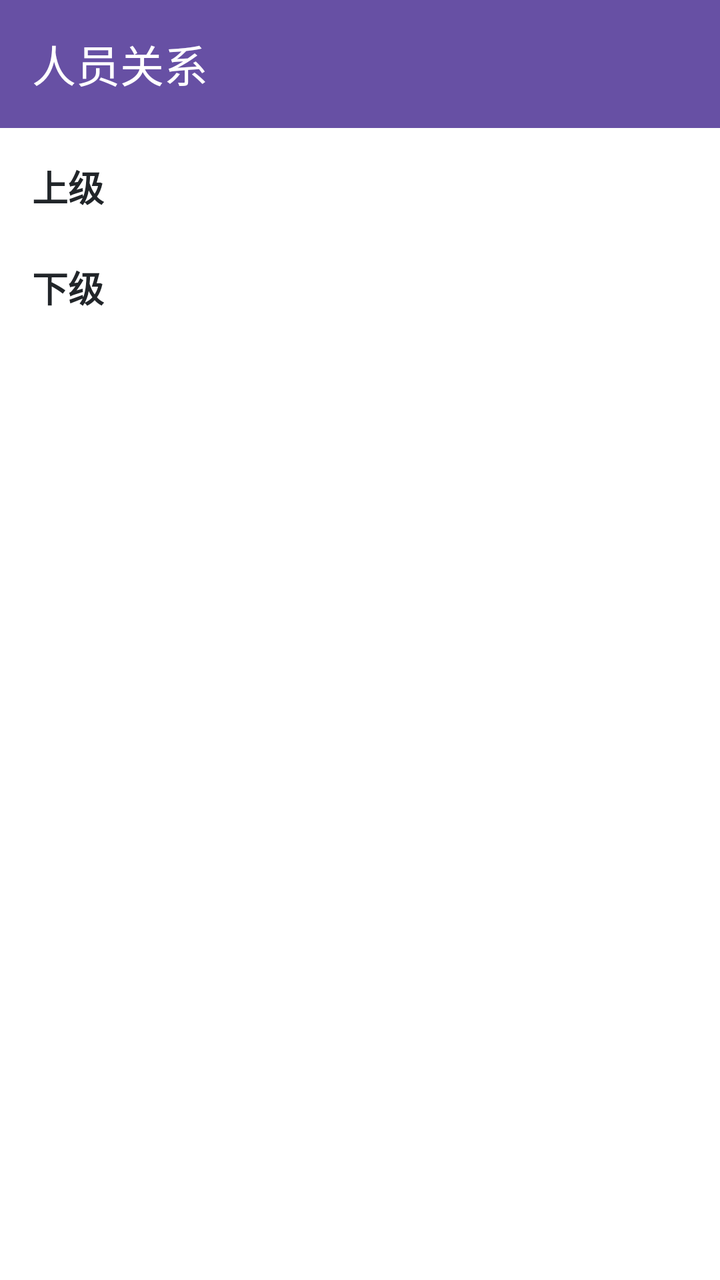
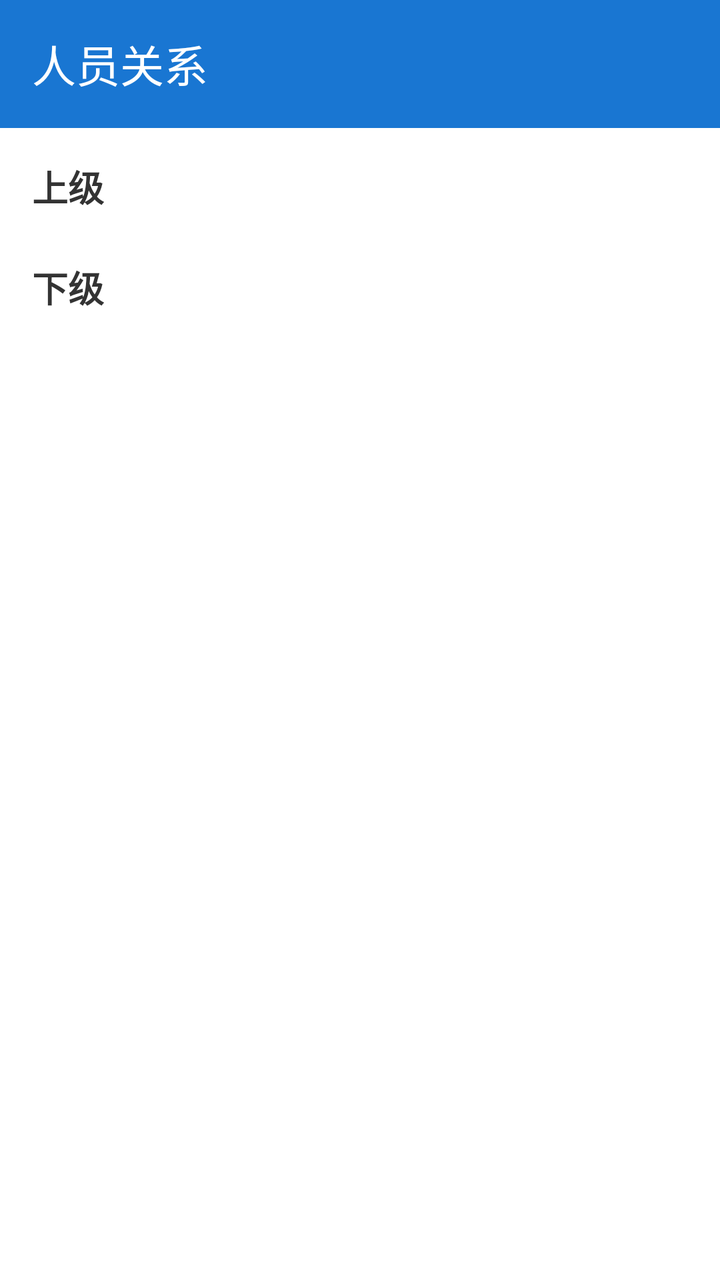

Before-and-after screenshots of an Android layout around one commit, followed by the original layout XML and the change that was made.
<!-- AndroidManifest.xml: application theme Theme.Project_Pandora -->
<!-- res/layout/activity_user_relation.xml -->
<?xml version="1.0" encoding="utf-8"?>
<LinearLayout xmlns:android="http://schemas.android.com/apk/res/android"
    xmlns:app="http://schemas.android.com/apk/res-auto"
    android:layout_width="match_parent"
    android:layout_height="match_parent"
    android:orientation="vertical"
    android:background="@android:color/white">

    <com.google.android.material.appbar.MaterialToolbar
        android:id="@+id/toolbar"
        android:layout_width="match_parent"
        android:layout_height="wrap_content"
        android:background="?attr/colorPrimary"
        app:title="人员关系"
        app:titleTextColor="@android:color/white" />

    <ScrollView
        android:layout_width="match_parent"
        android:layout_height="match_parent">

        <LinearLayout
            android:layout_width="match_parent"
            android:layout_height="wrap_content"
            android:orientation="vertical"
            android:padding="16dp">

            <LinearLayout
                android:id="@+id/superiorsSection"
                android:layout_width="match_parent"
                android:layout_height="wrap_content"
                android:orientation="vertical"
                android:layout_marginBottom="16dp">

                <TextView
                    android:layout_width="wrap_content"
                    android:layout_height="wrap_content"
                    android:text="上级"
                    android:textSize="18sp"
                    android:textStyle="bold"
                    android:textColor="#212529"
                    android:layout_marginBottom="8dp" />

                <androidx.recyclerview.widget.RecyclerView
                    android:id="@+id/recyclerSuperiors"
                    android:layout_width="match_parent"
                    android:layout_height="wrap_content"
                    android:nestedScrollingEnabled="false" />
            </LinearLayout>

            <LinearLayout
                android:id="@+id/subordinatesSection"
                android:layout_width="match_parent"
                android:layout_height="wrap_content"
                android:orientation="vertical">

                <TextView
                    android:layout_width="wrap_content"
                    android:layout_height="wrap_content"
                    android:text="下级"
                    android:textSize="18sp"
                    android:textStyle="bold"
                    android:textColor="#212529"
                    android:layout_marginBottom="8dp" />

                <androidx.recyclerview.widget.RecyclerView
                    android:id="@+id/recyclerSubordinates"
                    android:layout_width="match_parent"
                    android:layout_height="wrap_content"
                    android:nestedScrollingEnabled="false" />
            </LinearLayout>

            <TextView
                android:id="@+id/textEmpty"
                android:layout_width="match_parent"
                android:layout_height="wrap_content"
                android:text="暂无人员关系数据"
                android:textSize="16sp"
                android:textColor="#888888"
                android:gravity="center"
                android:padding="32dp"
                android:visibility="gone" />

            <TextView
                android:id="@+id/textError"
                android:layout_width="match_parent"
                android:layout_height="wrap_content"
                android:text="加载失败，请重试"
                android:textSize="16sp"
                android:textColor="#F44336"
                android:gravity="center"
                android:padding="32dp"
                android:visibility="gone" />

            <Button
                android:id="@+id/btnRetry"
                android:layout_width="wrap_content"
                android:layout_height="wrap_content"
                android:text="重试"
                android:layout_gravity="center"
                android:visibility="gone" />

        </LinearLayout>
    </ScrollView>
</LinearLayout>
<!-- resources referenced by this layout -->
<resources>
  <style name="Theme.Project_Pandora" parent="Base.Theme.Project_Pandora" />
  <style name="Base.Theme.Project_Pandora" parent="Theme.Material3.DayNight.NoActionBar">
          
          
      </style>
</resources>

<!-- the commit's change to res/layout/activity_user_relation.xml (unified diff, before → after) -->
@@ -4,7 +4,7 @@
     android:layout_width="match_parent"
     android:layout_height="match_parent"
     android:orientation="vertical"
-    android:background="@android:color/white">
+    android:background="?attr/colorSurface">
 
     <com.google.android.material.appbar.MaterialToolbar
         android:id="@+id/toolbar"
@@ -37,7 +37,7 @@
                     android:text="上级"
                     android:textSize="18sp"
                     android:textStyle="bold"
-                    android:textColor="#212529"
+                    android:textColor="@color/color_text_primary"
                     android:layout_marginBottom="8dp" />
 
                 <androidx.recyclerview.widget.RecyclerView
@@ -59,7 +59,7 @@
                     android:text="下级"
                     android:textSize="18sp"
                     android:textStyle="bold"
-                    android:textColor="#212529"
+                    android:textColor="@color/color_text_primary"
                     android:layout_marginBottom="8dp" />
 
                 <androidx.recyclerview.widget.RecyclerView
@@ -75,7 +75,7 @@
                 android:layout_height="wrap_content"
                 android:text="暂无人员关系数据"
                 android:textSize="16sp"
-                android:textColor="#888888"
+                android:textColor="@color/color_text_secondary"
                 android:gravity="center"
                 android:padding="32dp"
                 android:visibility="gone" />
<!-- resource entries referenced after the edit -->
@@ -1,9 +1,21 @@
 <!-- resources referenced by this layout -->
 <resources>
+  <color name="color_text_primary">#FF333333</color>
+  <color name="color_text_secondary">#FF888888</color>
   <style name="Theme.Project_Pandora" parent="Base.Theme.Project_Pandora" />
   <style name="Base.Theme.Project_Pandora" parent="Theme.Material3.DayNight.NoActionBar">
           
-          
+          <item name="colorPrimary">@color/color_calendar_today</item>
+          <item name="colorOnPrimary">@color/white</item>
+          <item name="colorSurface">@color/color_bg_page</item>
+          <item name="colorOnSurface">@color/color_text_primary</item>
+          <item name="colorOnSurfaceVariant">@color/color_text_secondary</item>
+          <item name="android:colorBackground">@color/color_bg_page</item>
+          <item name="android:textColorPrimary">@color/color_text_primary</item>
+          <item name="android:textColorSecondary">@color/color_text_secondary</item>
       </style>
+  <color name="color_calendar_today">#FF1976D2</color>
+  <color name="white">#FFFFFFFF</color>
+  <color name="color_bg_page">#FFFFFFFF</color>
 </resources>
 
